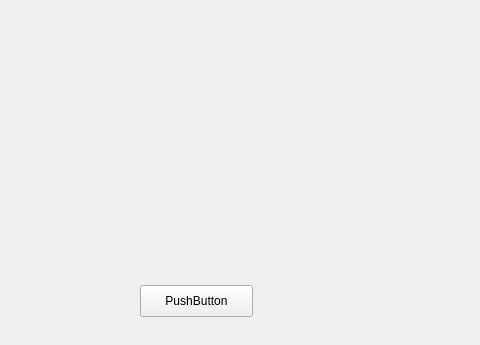
Krupnikas/christmasDefence, file mainview.ui: the form before one commit; both pictures show x 0 to 480 and y 105 to 450 of the 800 by 450 pixel window.
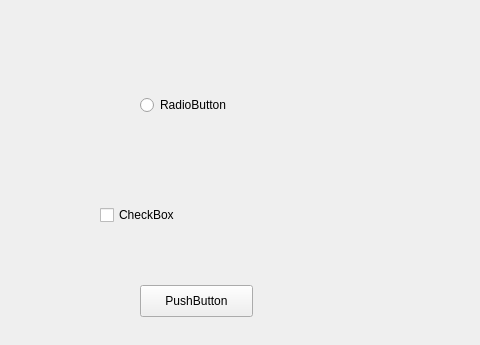
The form after the commit.

Diff of the .ui file:
```diff
--- a/mainview.ui
+++ b/mainview.ui
@@ -26,6 +26,32 @@
     <string>PushButton</string>
    </property>
   </widget>
+  <widget class="QCheckBox" name="checkBox">
+   <property name="geometry">
+    <rect>
+     <x>100</x>
+     <y>310</y>
+     <width>87</width>
+     <height>20</height>
+    </rect>
+   </property>
+   <property name="text">
+    <string>CheckBox</string>
+   </property>
+  </widget>
+  <widget class="QRadioButton" name="radioButton">
+   <property name="geometry">
+    <rect>
+     <x>140</x>
+     <y>200</y>
+     <width>100</width>
+     <height>20</height>
+    </rect>
+   </property>
+   <property name="text">
+    <string>RadioButton</string>
+   </property>
+  </widget>
  </widget>
  <layoutdefault spacing="6" margin="11"/>
  <resources/>
```
